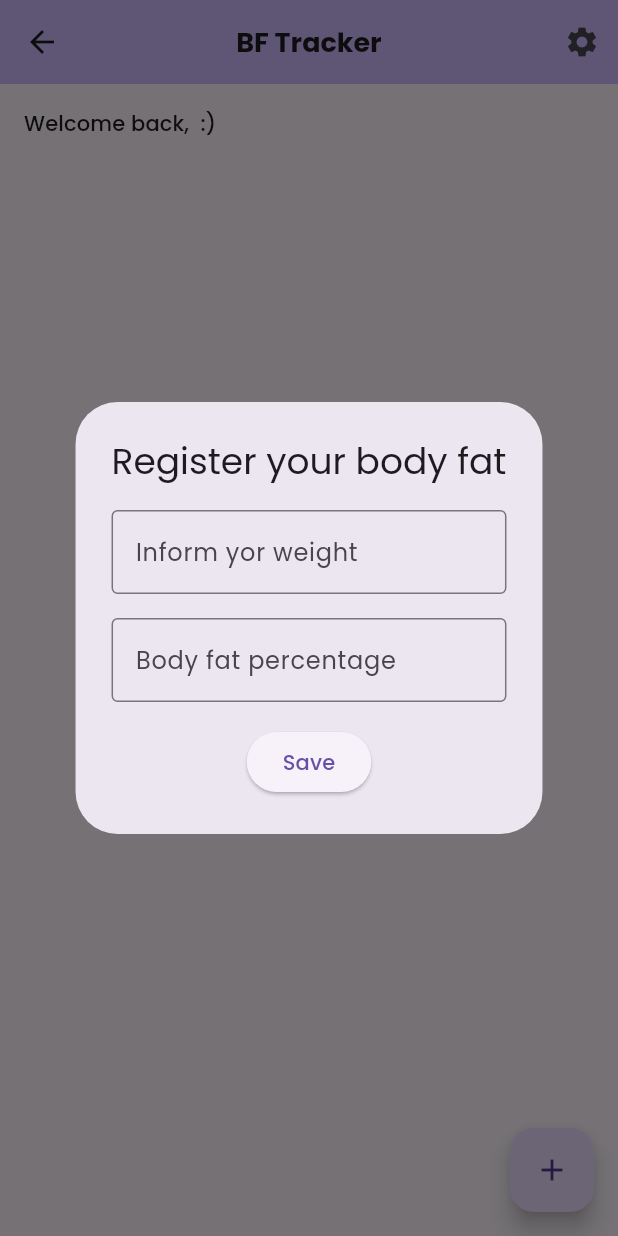
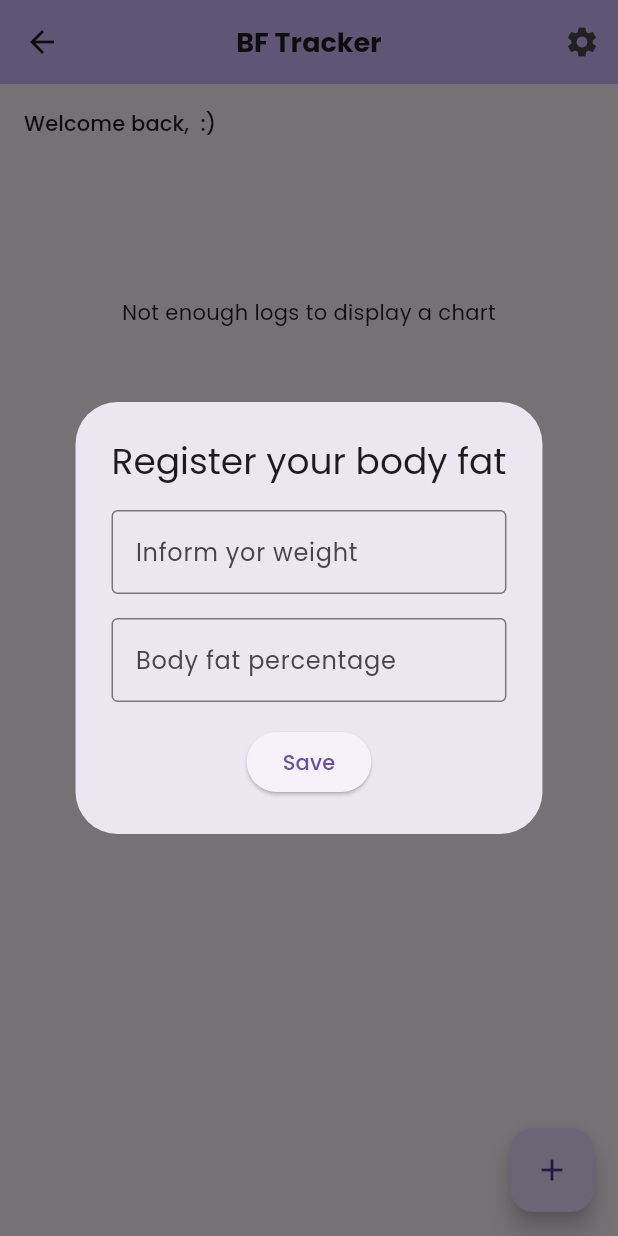
Before and after one commit to viniciusAbrantes/bf_tracker, a Flutter app: the HomePage screen opened directly, after a tap on the "add" icon, on a phone screen of 412 x 824 dp. Run offline on Flutter 3.47's test engine with Material 3 defaults, Android fonts, the phone set to English and light mode, and no system bars; our stand-ins replace fl_chart, google_fonts, shared_preferences, sqflite; accounts and stored records are empty.

Commit message:
final version

```diff
--- a/lib/constants/strings.dart
+++ b/lib/constants/strings.dart
@@ -26,6 +26,9 @@ class Strings {
   static const String invalidHeight = 'Please inform a valid height';
   static const String saveButton = 'Save';
 
+  //log chart
+  static const String insufficientData = 'Not enough logs to display a chart';
+
   //profile data
   static const String profileNameKey = 'profile_name';
   static const String profileAgeKey = 'profile_age';
--- a/lib/main.dart
+++ b/lib/main.dart
@@ -26,7 +26,9 @@ class MyApp extends StatelessWidget {
   Widget build(BuildContext context) {
     return MaterialApp(
       debugShowCheckedModeBanner: false,
-      theme: ThemeData(fontFamily: GoogleFonts.poppins().fontFamily),
+      theme: ThemeData(
+        fontFamily: GoogleFonts.poppins().fontFamily,
+      ),
       initialRoute: initialRoute,
       routes: {
         Strings.homePage: (context) => const HomePage(),
--- /dev/null
+++ b/lib/models/log_point.dart
@@ -0,0 +1,15 @@
+import 'package:collection/collection.dart';
+
+class LogPoint {
+  final double x;
+  final double y;
+
+  LogPoint({required this.x, required this.y});
+}
+
+List<LogPoint> get logPoints {
+  final data = <double>[10, 30, 23, 11, 40];
+  return data
+      .mapIndexed((index, element) => LogPoint(x: index.toDouble(), y: element))
+      .toList();
+}
--- a/lib/pages/home.dart
+++ b/lib/pages/home.dart
@@ -1,8 +1,11 @@
 import 'package:bf_tracker/widgets/body_fat_list.dart';
+import 'package:bf_tracker/widgets/log_chart.dart';
 import 'package:flutter/material.dart';
 import 'package:shared_preferences/shared_preferences.dart';
+import 'package:sqflite/sqflite.dart';
 
 import '../constants/strings.dart';
+import '../models/body_fat_log.dart';
 import '../services/database_service.dart';
 
 class HomePage extends StatefulWidget {
@@ -15,6 +18,7 @@ class HomePage extends StatefulWidget {
 class _HomePageState extends State<HomePage> {
   String _profileName = '';
   final DatabaseService _databaseService = DatabaseService.instance;
+  Future<List<BodyFatLog>> logs = DatabaseService.instance.getLogs();
 
   @override
   void initState() {
@@ -54,6 +58,8 @@ class _HomePageState extends State<HomePage> {
               '${Strings.welcomeBack}, $_profileName :)',
               style: Theme.of(context).textTheme.labelLarge,
             ),
+            const SizedBox(height: 16),
+            SizedBox(height: 200, child: LogLineChart(logs)),
             const SizedBox(height: 16),
             BodyFatList()
             //_logList()
@@ -113,12 +119,12 @@ class _HomePageState extends State<HomePage> {
                       child: ElevatedButton(
                         onPressed: () {
                           if (!formKey.currentState!.validate()) return;
-                          saveBfLog(
-                              double.parse(weightController.text),
-                              double.parse(bfPercentageController.text),
-                              () {
+                          saveBfLog(double.parse(weightController.text),
+                              double.parse(bfPercentageController.text), () {
                             bfPercentageController.text = '';
-                            setState(() {});
+                            setState(() {
+                              logs = _databaseService.getLogs();
+                            });
                             Navigator.pop(context);
                           });
                         },
--- /dev/null
+++ b/lib/widgets/log_chart.dart
@@ -0,0 +1,40 @@
+import 'package:bf_tracker/models/body_fat_log.dart';
+import 'package:collection/collection.dart';
+import 'package:fl_chart/fl_chart.dart';
+import 'package:flutter/material.dart';
+
+import '../constants/strings.dart';
+
+class LogLineChart extends StatelessWidget {
+  final Future<List<BodyFatLog>> logs;
+
+  const LogLineChart(this.logs, {super.key});
+
+  @override
+  Widget build(BuildContext context) {
+    return Expanded(
+      child: FutureBuilder(
+        future: logs,
+        builder: (context, snapshot) {
+          if (!snapshot.hasData || snapshot.data!.length < 2) {
+            return const Center(child: Text(Strings.insufficientData));
+          }
+          return LineChart(
+            LineChartData(
+                titlesData: const FlTitlesData(show: false),
+                lineBarsData: [
+                  LineChartBarData(
+                    spots: snapshot.data!
+                        .mapIndexed((index, element) =>
+                            FlSpot(index.toDouble(), element.fatPercentage))
+                        .toList(),
+                    isCurved: false,
+                    dotData: const FlDotData(show: true),
+                  )
+                ]),
+          );
+        },
+      ),
+    );
+  }
+}
--- a/pubspec.yaml
+++ b/pubspec.yaml
@@ -31,10 +31,8 @@ dependencies:
   flutter:
     sdk: flutter
 
-
-  # The following adds the Cupertino Icons font to your application.
-  # Use with the CupertinoIcons class for iOS style icons.
-  cupertino_icons: ^1.0.8
+  collection: ^1.18.0
+  fl_chart: ^0.69.0
   google_fonts: ^6.2.1
   intl: ^0.19.0
   path: ^1.9.0
```
Also changed, not shown: pubspec.lock.
